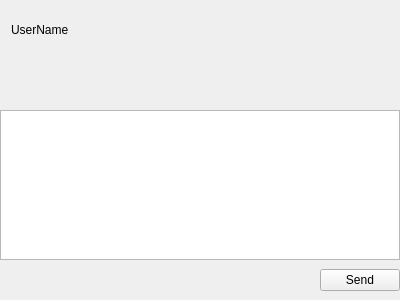
The window that ChatClient/ui/chatpage.ui (MvpBruce/MyChat) describes before a commit, drawn with Qt 5.
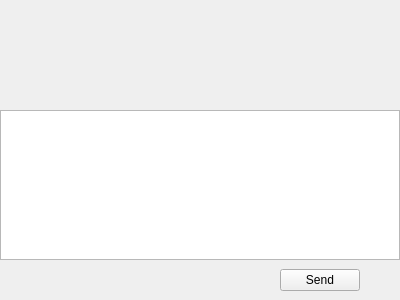
The same window after the commit. Custom widgets are drawn as their Qt base class.

```diff
--- a/ChatClient/ui/chatpage.ui
+++ b/ChatClient/ui/chatpage.ui
@@ -80,7 +80,7 @@
          <item>
           <widget class="QLabel" name="chat_title_lb">
            <property name="text">
-            <string>UserName</string>
+            <string/>
            </property>
           </widget>
          </item>
@@ -282,6 +282,22 @@
            </property>
           </widget>
          </item>
+         <item>
+          <spacer name="horizontalSpacer_5">
+           <property name="orientation">
+            <enum>Qt::Orientation::Horizontal</enum>
+           </property>
+           <property name="sizeType">
+            <enum>QSizePolicy::Policy::Fixed</enum>
+           </property>
+           <property name="sizeHint" stdset="0">
+            <size>
+             <width>40</width>
+             <height>20</height>
+            </size>
+           </property>
+          </spacer>
+         </item>
         </layout>
        </widget>
       </item>
```
Left out of the diff: 13 changed lines with no effect on the pictures.
